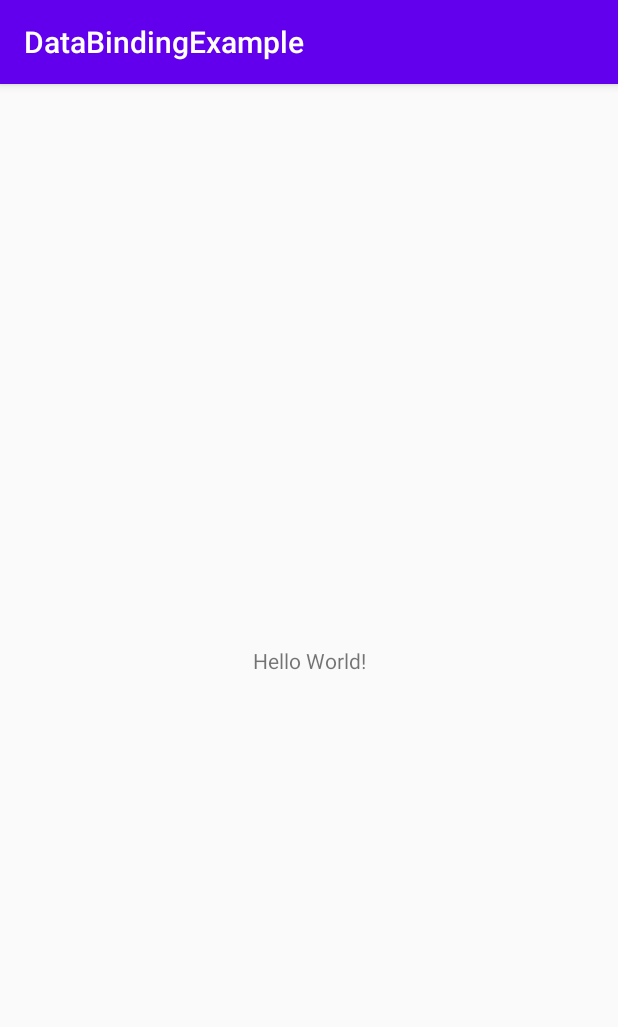
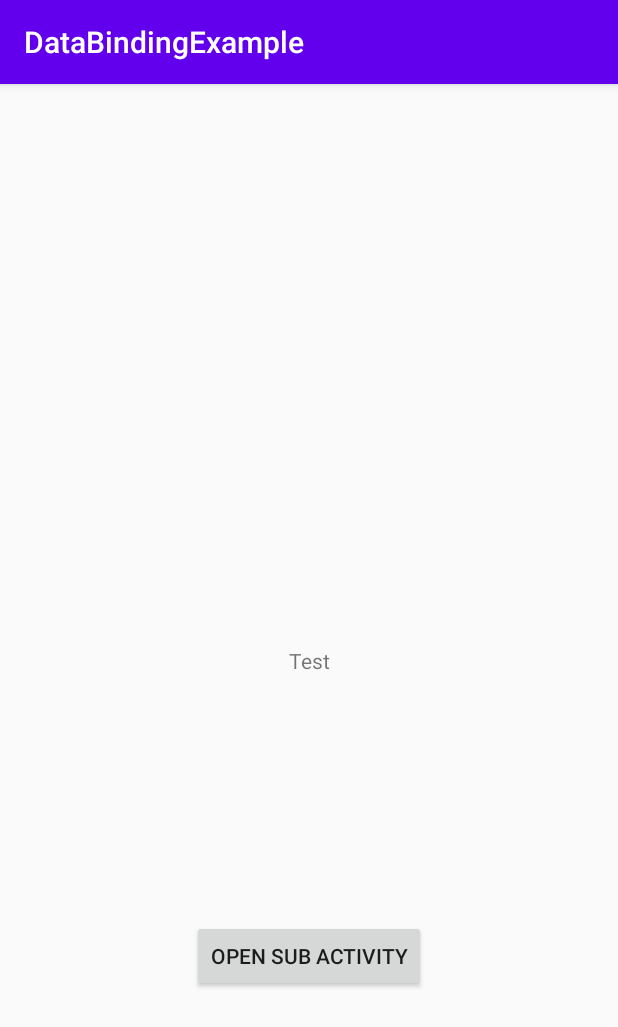
Before and after one commit to ki-0302/DataBindingExample, an Android app: the screen it shows after launch (MainActivity), on a phone screen of 412 x 824 dp. Shown: the top 1027 px of the screen. Run offline under Robolectric (Android 15) with nearby library versions, the phone set to English and light mode, and no system bars; our stand-ins replace data binding.

Commit message:
Add many DataBinding examples

```diff
--- a/app/src/main/AndroidManifest.xml
+++ b/app/src/main/AndroidManifest.xml
@@ -12,10 +12,10 @@
         <activity android:name=".MainActivity">
             <intent-filter>
                 <action android:name="android.intent.action.MAIN" />
-
                 <category android:name="android.intent.category.LAUNCHER" />
             </intent-filter>
         </activity>
+        <activity android:name=".SubActivity" />
     </application>
 
 </manifest>
--- /dev/null
+++ b/app/src/main/java/com/maho_ya/databindingexample/Information.kt
@@ -0,0 +1,5 @@
+package com.maho_ya.databindingexample
+
+class Information(val caption:String,
+                  val description: String,
+                  val showCaption: Boolean)
--- a/app/src/main/java/com/maho_ya/databindingexample/MainActivity.kt
+++ b/app/src/main/java/com/maho_ya/databindingexample/MainActivity.kt
@@ -1,11 +1,38 @@
 package com.maho_ya.databindingexample
 
+import android.content.Intent
 import androidx.appcompat.app.AppCompatActivity
 import android.os.Bundle
+import androidx.databinding.DataBindingUtil
+import com.maho_ya.databindingexample.databinding.ActivityMainBinding
 
 class MainActivity : AppCompatActivity() {
+
+    // Data Binding
+    // https://developer.android.com/topic/libraries/data-binding?hl=ja
+
+    // XMLレイアウトにlayoutを記述することによって、Viewとデータオブジェクトをバインディングするクラスが
+    // レイアウト毎に自動生成される。ファイル名はパスカルケースでSuffixにBindingと付く（例: activity_main.xml -> ActivityMainBinding）
+    //
+    // またレイアウト式（例: @{user.firstName}）が記述できるようになるが、レイアウト式はUnitTestが行えず、
+    // IDEのサポートも少ないため最小限に留める必要がある。
+    // レイアウト式をシンプルにするためにはBindingAdapterを使用する方法がある。
+
     override fun onCreate(savedInstanceState: Bundle?) {
         super.onCreate(savedInstanceState)
-        setContentView(R.layout.activity_main)
+
+        // バインディングの作成。レイアウトをinflateするタイミングで行うのが安全
+         val binding: ActivityMainBinding = ActivityMainBinding.inflate(layoutInflater)
+         setContentView(binding.root)
+
+        // または以下のようにDataBindingUtil.setContentViewでもバインディングを作成できる。こちらはsetContentViewを実行しているのでこれのみでOK
+        // val binding: ActivityMainBinding = DataBindingUtil.setContentView(this, R.layout.activity_main)
+
+        binding.user = User("Test", "Taro")
+
+        binding.openButton.setOnClickListener {
+            val intent = Intent(this, SubActivity::class.java)
+            startActivity(intent)
+        }
     }
 }
--- /dev/null
+++ b/app/src/main/java/com/maho_ya/databindingexample/User.kt
@@ -0,0 +1,5 @@
+package com.maho_ya.databindingexample
+
+data class User(
+    val firstName: String,
+    val lastName: String?)
--- a/app/src/main/res/layout/activity_main.xml
+++ b/app/src/main/res/layout/activity_main.xml
@@ -1,18 +1,42 @@
 <?xml version="1.0" encoding="utf-8"?>
-<androidx.constraintlayout.widget.ConstraintLayout xmlns:android="http://schemas.android.com/apk/res/android"
+<!-- DataBindingを使用するためにlayoutをrootに記述する -->
+<layout
+    xmlns:android="http://schemas.android.com/apk/res/android"
     xmlns:app="http://schemas.android.com/apk/res-auto"
     xmlns:tools="http://schemas.android.com/tools"
-    android:layout_width="match_parent"
-    android:layout_height="match_parent"
     tools:context=".MainActivity">
 
+    <data>
+        <!-- data内にViewに使用するプロパティを記述する-->
+        <variable
+            name="user"
+            type="com.maho_ya.databindingexample.User" />
+    </data>
+    <androidx.constraintlayout.widget.ConstraintLayout
+        android:layout_width="match_parent"
+        android:layout_height="match_parent">
+
         <TextView
+            android:id="@+id/textView"
             android:layout_width="wrap_content"
             android:layout_height="wrap_content"
-        android:text="Hello World!"
+            android:text="@{user.firstName}"
+            tools:text="User"
             app:layout_constraintBottom_toBottomOf="parent"
             app:layout_constraintLeft_toLeftOf="parent"
             app:layout_constraintRight_toRightOf="parent"
             app:layout_constraintTop_toTopOf="parent" />
 
+        <Button
+            android:id="@+id/openButton"
+            android:layout_width="wrap_content"
+            android:layout_height="wrap_content"
+            android:text="Open Sub Activity"
+            app:layout_constraintBottom_toBottomOf="parent"
+            app:layout_constraintEnd_toEndOf="parent"
+            app:layout_constraintStart_toStartOf="parent"
+            app:layout_constraintTop_toBottomOf="@+id/textView" />
+
     </androidx.constraintlayout.widget.ConstraintLayout>
+
+</layout>
```
Also changed, not shown: app/build.gradle (+7 -0 lines), app/src/main/java/com/maho_ya/databindingexample/MyUtils.kt (added, +14 -0 lines), app/src/main/java/com/maho_ya/databindingexample/SubActivity.kt (added, +17 -0 lines), app/src/main/java/com/maho_ya/databindingexample/SubFragment.kt (added, +60 -0 lines), app/src/main/java/com/maho_ya/databindingexample/Test.java (added, +9 -0 lines), app/src/main/res/layout/activity_sub.xml (added, +13 -0 lines), app/src/main/res/layout/fragment_sub.xml (added, +186 -0 lines), app/src/main/res/layout/name.xml (added, +28 -0 lines). Lines whose indentation alone changed are shown as unchanged.
